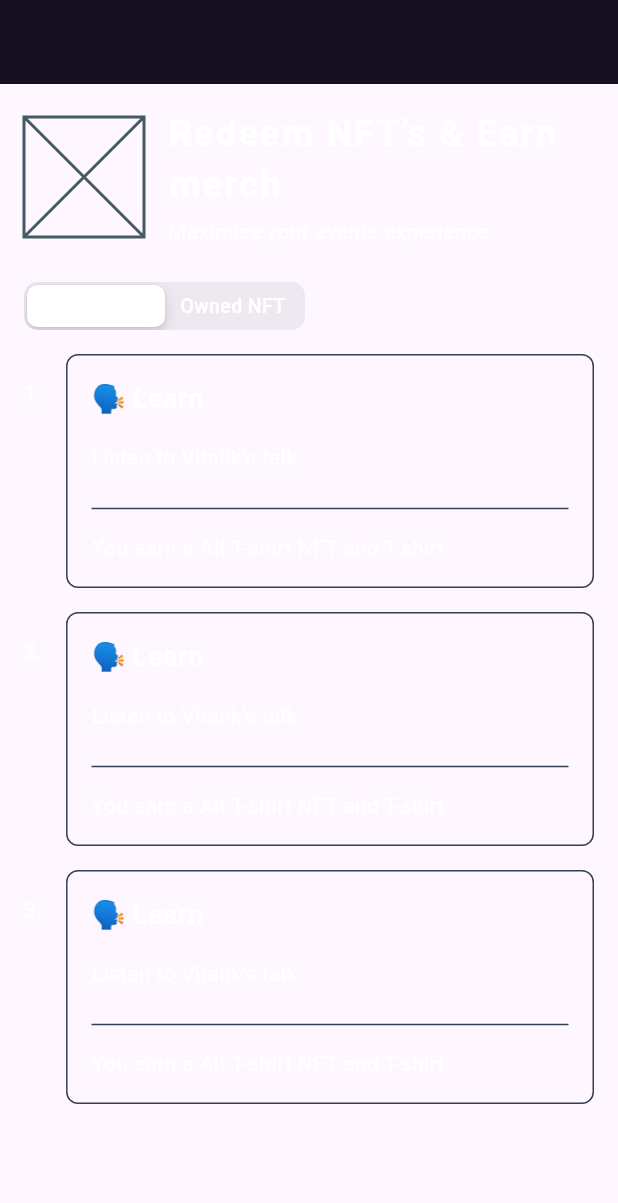
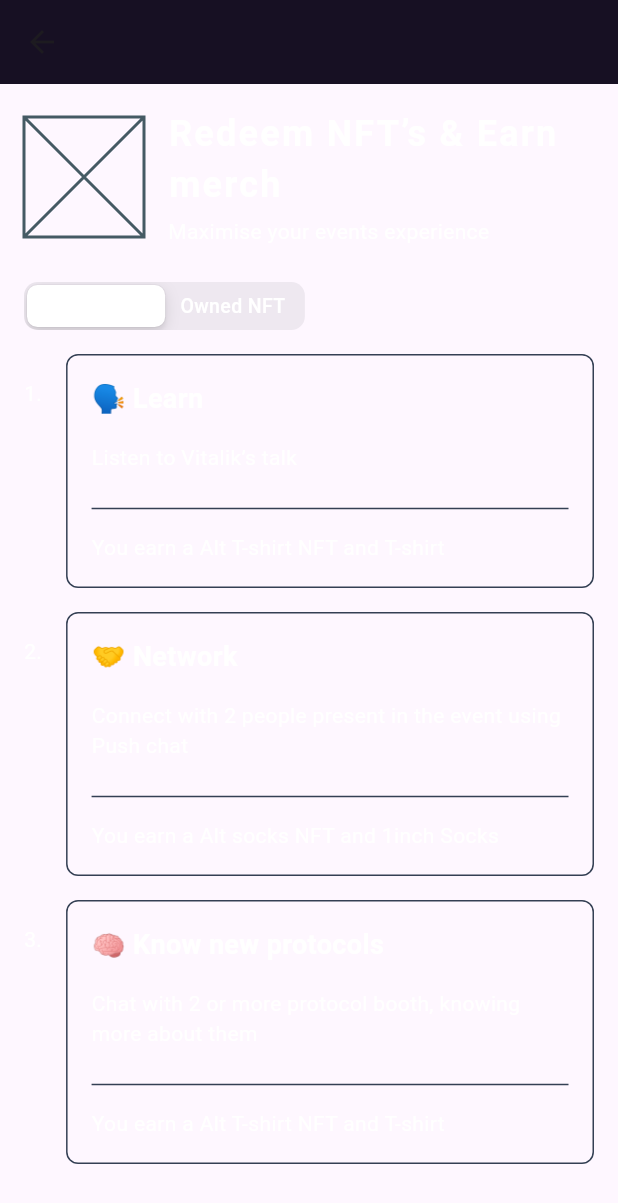
Before and after one commit to AyushBherwani1998/eth_india_23, a Flutter app: the QuestPage screen opened directly with empty values, on a phone screen of 412 x 824 dp. Shown: the top 1203 px of the screen. Run offline on Flutter 3.47's test engine with Material 3 defaults, Android fonts, the phone set to English and light mode, and no system bars; our stand-ins replace bloc, dio, flutter_bloc, flutter_dotenv, flutter_svg, get_it and 3 more; missing offline and left inert: qr_code_scanner, web3auth_flutter, web3dart, web3modal_flutter; accounts and stored records are empty; network calls fail; statements that could not run were skipped.

Commit message:
improve quest page

```diff
--- a/frontend/lib/features/home_page/presentation/widgets/nfts.dart
+++ b/frontend/lib/features/home_page/presentation/widgets/nfts.dart
@@ -1,7 +1,5 @@
 import 'package:flutter/material.dart';
 import 'package:flutter_svg/flutter_svg.dart';
-import 'package:frontend/core/app_config.dart';
-import 'package:frontend/core/extensions.dart';
 import 'package:frontend/features/home_page/domain/models/nft_balance.dart';
 import 'package:frontend/features/quest/presentation/pages/quest_page.dart';
 
@@ -36,7 +34,9 @@ class NFTsListView extends StatelessWidget {
                     Navigator.push(
                       context,
                       MaterialPageRoute(builder: (context) {
-                        return QuestPage(title: nfts[index].collectionName);
+                        return QuestPage(
+                          nftBalanceResponse: nfts[index],
+                        );
                       }),
                     );
                   },
--- a/frontend/lib/features/quest/presentation/pages/quest_page.dart
+++ b/frontend/lib/features/quest/presentation/pages/quest_page.dart
@@ -1,19 +1,17 @@
 import 'package:flutter/cupertino.dart';
 import 'package:flutter/material.dart';
 import 'package:flutter_bloc/flutter_bloc.dart';
-import 'package:frontend/core/app_config.dart';
 import 'package:frontend/core/colors.dart';
 import 'package:frontend/core/service_locator.dart';
 import 'package:frontend/features/home_page/domain/bloc/home_bloc_bloc.dart';
-import 'package:frontend/features/quest/domain/models/quest_model.dart';
+import 'package:frontend/features/home_page/domain/models/nft_balance.dart';
 import 'package:frontend/features/quest/presentation/widgets/loader.dart';
 import 'package:frontend/features/quest/presentation/widgets/nft_grid_list.dart';
 import 'package:frontend/features/quest/presentation/widgets/quest_info.dart';
-import 'package:frontend/features/quest/presentation/widgets/quest_tile.dart';
 
 class QuestPage extends StatefulWidget {
-  final String title;
-  const QuestPage({super.key, required this.title});
+  final NFTBalanceResponse nftBalanceResponse;
+  const QuestPage({super.key, required this.nftBalanceResponse});
 
   @override
   State<QuestPage> createState() => _QuestPageState();
@@ -37,9 +35,8 @@ class _QuestPageState extends State<QuestPage> {
   Widget build(BuildContext context) {
     return Scaffold(
       appBar: AppBar(
-        leading: const Offstage(),
         title: Text(
-          widget.title,
+          widget.nftBalanceResponse.collectionName,
           style: const TextStyle(
             fontSize: 16,
             color: Colors.white,
--- a/frontend/lib/features/quest/presentation/widgets/quest_info.dart
+++ b/frontend/lib/features/quest/presentation/widgets/quest_info.dart
@@ -24,9 +24,10 @@ class QuestInfoWidget extends StatelessWidget {
           QuestTile(
             index: 2,
             questModel: QuestModel(
-              title: "🗣️ Learn",
-              description: "Listen to Vitalik’s talk",
-              rewards: "You earn a Alt T-shirt NFT and T-shirt",
+              title: "🤝 Network",
+              description:
+                  "Connect with 2 people present in the event using Push chat",
+              rewards: "You earn a Alt socks NFT and 1inch Socks",
             ),
           ),
           const SizedBox(
@@ -35,8 +36,9 @@ class QuestInfoWidget extends StatelessWidget {
           QuestTile(
             index: 3,
             questModel: QuestModel(
-              title: "🗣️ Learn",
-              description: "Listen to Vitalik’s talk",
+              title: "🧠 Know new protocols",
+              description:
+                  "Chat with 2 or more protocol booth, knowing more about them",
               rewards: "You earn a Alt T-shirt NFT and T-shirt",
             ),
           )
```
